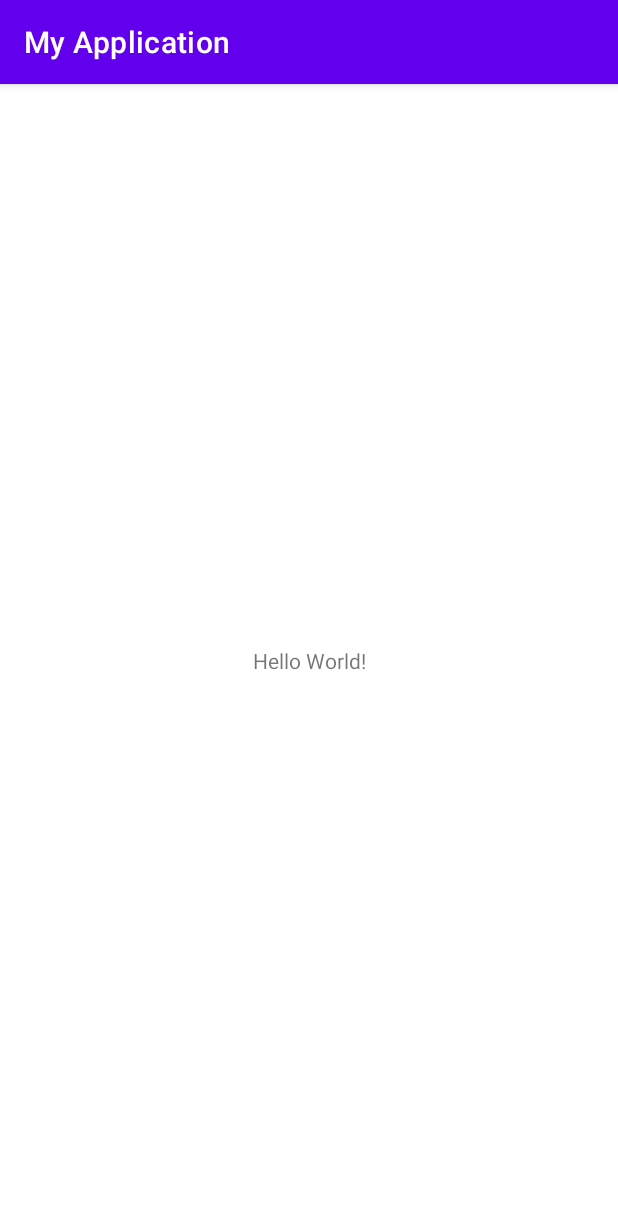
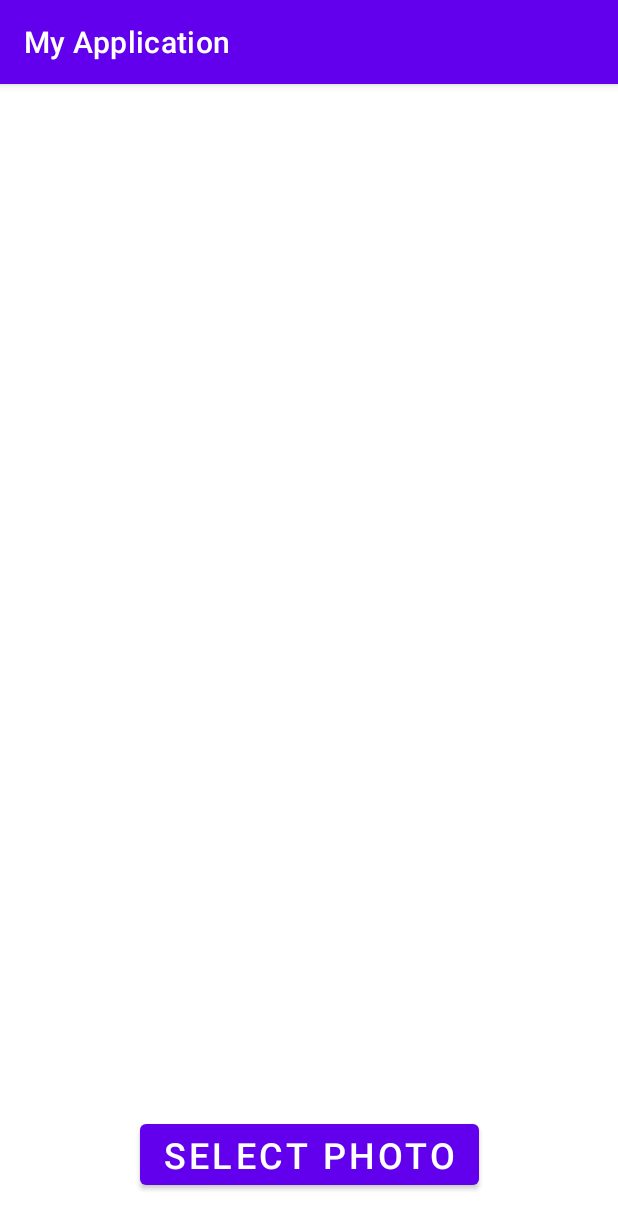
Before and after one commit to Vikash-Singh-Bhadoriya/Select-Share-Photo, an Android app: the screen it shows after launch (MainActivity), on a phone screen of 412 x 824 dp. Shown: the top 1229 px of the screen. Run offline under Robolectric (Android 15) with nearby library versions, the phone set to English and light mode, and no system bars.

Commit message:
Finish Select Image Feature

```diff
--- a/app/build.gradle
+++ b/app/build.gradle
@@ -1,6 +1,7 @@
 plugins {
     id 'com.android.application'
     id 'kotlin-android'
+    id 'kotlin-android-extensions'
 }
 
 android {
--- a/app/src/main/res/layout/activity_main.xml
+++ b/app/src/main/res/layout/activity_main.xml
@@ -4,15 +4,29 @@
     xmlns:tools="http://schemas.android.com/tools"
     android:layout_width="match_parent"
     android:layout_height="match_parent"
+    android:padding="16dp"
     tools:context=".MainActivity">
 
-    <TextView
+    <ImageView
+        android:id="@+id/image_view"
+        android:layout_width="match_parent"
+        android:layout_height="0dp"
+        android:contentDescription="Photo"
+        app:layout_constraintBottom_toTopOf="@id/select_photo"
+        app:layout_constraintEnd_toEndOf="parent"
+        app:layout_constraintStart_toStartOf="parent"
+        app:layout_constraintTop_toTopOf="parent" />
+
+    <Button
+        android:id="@+id/select_photo"
         android:layout_width="wrap_content"
         android:layout_height="wrap_content"
-        android:text="Hello World!"
+        android:layout_marginVertical="12dp"
+        android:text="Select Photo"
+        android:textSize="24sp"
         app:layout_constraintBottom_toBottomOf="parent"
-        app:layout_constraintLeft_toLeftOf="parent"
-        app:layout_constraintRight_toRightOf="parent"
-        app:layout_constraintTop_toTopOf="parent" />
+        app:layout_constraintEnd_toEndOf="parent"
+        app:layout_constraintStart_toStartOf="parent"
+        app:layout_constraintTop_toBottomOf="@id/image_view" />
 
 </androidx.constraintlayout.widget.ConstraintLayout>
```
Also changed, not shown: app/src/main/java/com/example/myapplication/MainActivity.kt (+36 -1 lines).
